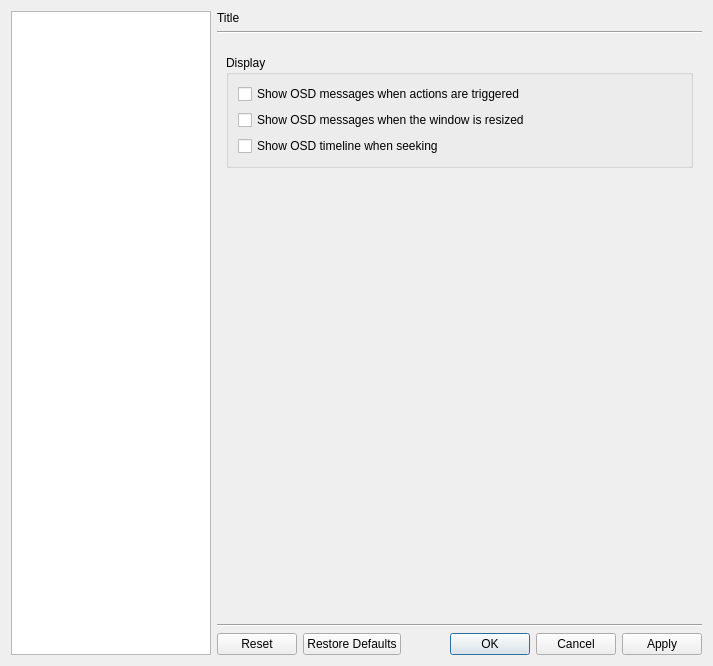
Old version of the form src/bomi/ui/prefdialog.ui in the repository bylee20/bomi.
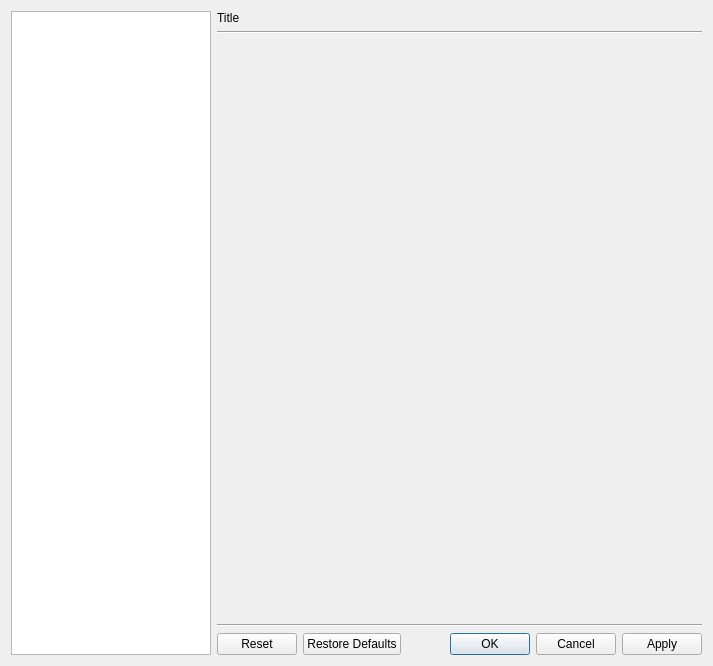
New version of the form. Icons and pictures are not drawn. Custom widgets are drawn as their Qt base class.

Commit message: * New: timeline position and duration of OSDs are configurable (#173)

Diff of the .ui file:
```diff
--- a/src/bomi/ui/prefdialog.ui
+++ b/src/bomi/ui/prefdialog.ui
@@ -2153,37 +2153,7 @@
        <widget class="QWidget" name="osd">
         <layout class="QVBoxLayout" name="verticalLayout_39">
          <item>
-          <widget class="OsdStyleWidget" name="osd_style" native="true"/>
-         </item>
-         <item>
-          <widget class="QGroupBox" name="groupBox_29">
-           <property name="title">
-            <string>Display</string>
-           </property>
-           <layout class="QVBoxLayout" name="verticalLayout_34">
-            <item>
-             <widget class="QCheckBox" name="show_osd_on_action">
-              <property name="text">
-               <string>Show OSD messages when actions are triggered</string>
-              </property>
-             </widget>
-            </item>
-            <item>
-             <widget class="QCheckBox" name="show_osd_on_resized">
-              <property name="text">
-               <string>Show OSD messages when the window is resized</string>
-              </property>
-             </widget>
-            </item>
-            <item>
-             <widget class="QCheckBox" name="show_osd_timeline">
-              <property name="text">
-               <string>Show OSD timeline when seeking</string>
-              </property>
-             </widget>
-            </item>
-           </layout>
-          </widget>
+          <widget class="OsdThemeWidget" name="osd_theme" native="true"/>
          </item>
          <item>
           <spacer name="verticalSpacer">
@@ -2916,6 +2886,12 @@
    <extends>QCheckBox</extends>
    <header>quick/playlistthemeobject.hpp</header>
   </customwidget>
+  <customwidget>
+   <class>OsdThemeWidget</class>
+   <extends>QWidget</extends>
+   <header>quick/osdthemeobject.hpp</header>
+   <container>1</container>
+  </customwidget>
  </customwidgets>
  <resources>
   <include location="../rsclist.qrc"/>
```
The commit also changes 17 other files.
